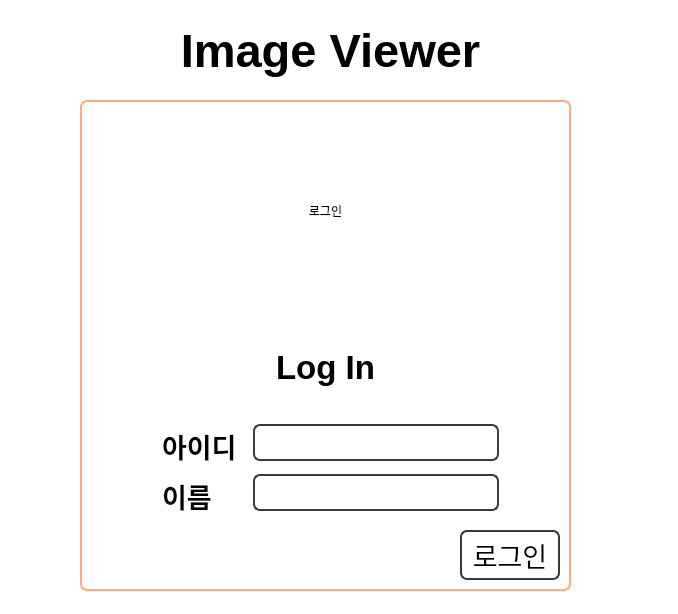
AndaCondaa/Dental_Imaging_SW_System, file Project/src/viewer/ImageViewerSW/loginform.ui: the form before one commit.
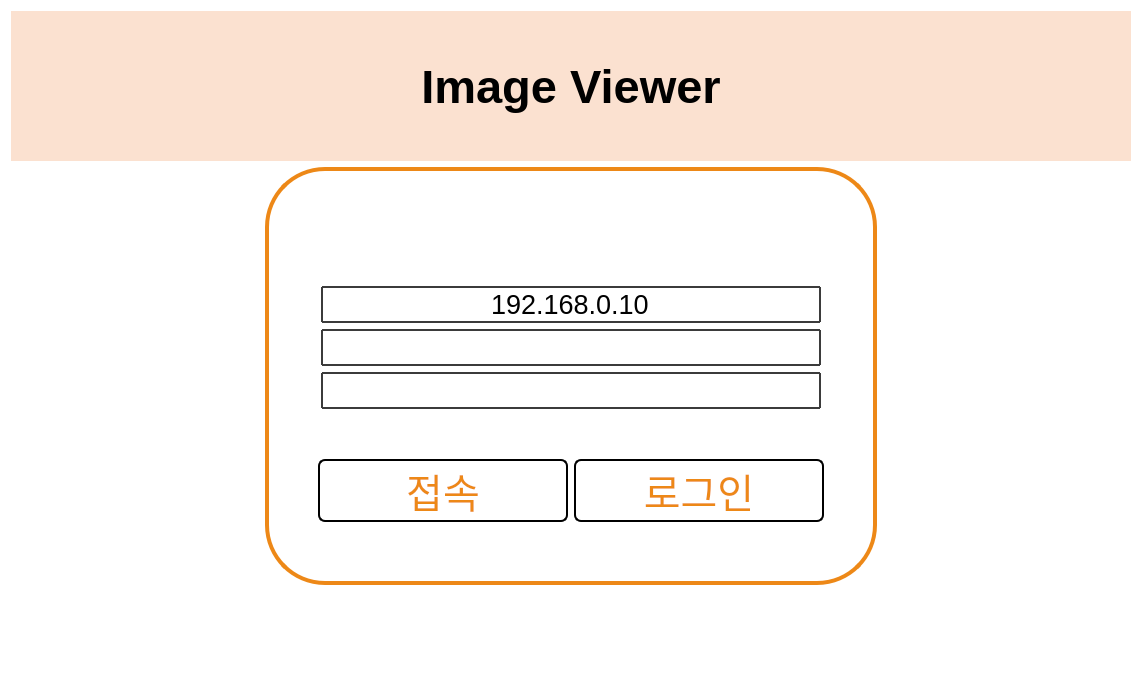
The form after the commit.

Diff of the .ui file:
```diff
--- a/Project/src/viewer/ImageViewerSW/loginform.ui
+++ b/Project/src/viewer/ImageViewerSW/loginform.ui
@@ -6,8 +6,8 @@
    <rect>
     <x>0</x>
     <y>0</y>
-    <width>678</width>
-    <height>614</height>
+    <width>1142</width>
+    <height>696</height>
    </rect>
   </property>
   <property name="windowTitle">
@@ -16,64 +16,33 @@
   <property name="styleSheet">
    <string notr="true">background-color: rgb(255, 255, 255);</string>
   </property>
-  <widget class="QLabel" name="label">
-   <property name="geometry">
-    <rect>
-     <x>90</x>
-     <y>20</y>
-     <width>481</width>
-     <height>61</height>
-    </rect>
-   </property>
-   <property name="maximumSize">
-    <size>
-     <width>16777215</width>
-     <height>100</height>
-    </size>
-   </property>
-   <property name="font">
-    <font>
-     <pointsize>35</pointsize>
-     <bold>true</bold>
-    </font>
-   </property>
-   <property name="text">
-    <string>Image Viewer</string>
-   </property>
-   <property name="alignment">
-    <set>Qt::AlignCenter</set>
-   </property>
-  </widget>
-  <widget class="QFrame" name="frame">
-   <property name="geometry">
-    <rect>
-     <x>80</x>
-     <y>100</y>
-     <width>491</width>
-     <height>491</height>
-    </rect>
-   </property>
-   <property name="styleSheet">
-    <string notr="true">border: 2px solid rgba(255, 170, 127, 255);
-border-radius:7px;</string>
-   </property>
-   <property name="frameShape">
-    <enum>QFrame::Box</enum>
-   </property>
-   <property name="frameShadow">
-    <enum>QFrame::Raised</enum>
-   </property>
-   <layout class="QGridLayout" name="gridLayout">
-    <item row="1" column="0">
-     <layout class="QHBoxLayout" name="horizontalLayout_3">
-      <item>
-       <spacer name="horizontalSpacer_4">
+  <layout class="QGridLayout" name="gridLayout_2">
+   <item row="1" column="0">
+    <spacer name="horizontalSpacer_2">
+     <property name="orientation">
+      <enum>Qt::Horizontal</enum>
+     </property>
+     <property name="sizeHint" stdset="0">
+      <size>
+       <width>40</width>
+       <height>20</height>
+      </size>
+     </property>
+    </spacer>
+   </item>
+   <item row="1" column="1">
+    <widget class="QWidget" name="widget" native="true">
+     <property name="styleSheet">
+      <string notr="true">border: 4px solid rgb(237, 136, 23);
+border-radius: 60px;
+</string>
+     </property>
+     <layout class="QGridLayout" name="gridLayout">
+      <item row="3" column="2">
+       <spacer name="horizontalSpacer_7">
         <property name="orientation">
          <enum>Qt::Horizontal</enum>
         </property>
-        <property name="sizeType">
-         <enum>QSizePolicy::Expanding</enum>
-        </property>
         <property name="sizeHint" stdset="0">
          <size>
           <width>40</width>
@@ -82,33 +51,44 @@
         </property>
        </spacer>
       </item>
-      <item>
-       <widget class="QLabel" name="label_4">
-        <property name="font">
-         <font>
-          <pointsize>25</pointsize>
-          <bold>true</bold>
-         </font>
-        </property>
+      <item row="1" column="0" colspan="3">
+       <widget class="QLabel" name="Icon">
         <property name="styleSheet">
-         <string notr="true">border: 2px solid rgba(255, 255, 255, 255);
-border-radius:7px;</string>
+         <string notr="true">border: 2px solid rgba(255, 255, 255, 0);
+border-radius:7px;
+background-color: rgba(255, 255, 255, 0);</string>
         </property>
         <property name="text">
-         <string>Log In</string>
+         <string/>
+        </property>
+        <property name="scaledContents">
+         <bool>false</bool>
         </property>
         <property name="alignment">
          <set>Qt::AlignCenter</set>
         </property>
        </widget>
       </item>
-      <item>
-       <spacer name="horizontalSpacer_5">
+      <item row="6" column="0" colspan="3">
+       <spacer name="verticalSpacer_3">
         <property name="orientation">
-         <enum>Qt::Horizontal</enum>
+         <enum>Qt::Vertical</enum>
         </property>
         <property name="sizeType">
-         <enum>QSizePolicy::Expanding</enum>
+         <enum>QSizePolicy::Fixed</enum>
+        </property>
+        <property name="sizeHint" stdset="0">
+         <size>
+          <width>20</width>
+          <height>50</height>
+         </size>
+        </property>
+       </spacer>
+      </item>
+      <item row="3" column="0">
+       <spacer name="horizontalSpacer_6">
+        <property name="orientation">
+         <enum>Qt::Horizontal</enum>
         </property>
         <property name="sizeHint" stdset="0">
          <size>
@@ -118,47 +98,69 @@
         </property>
        </spacer>
       </item>
-     </layout>
-    </item>
-    <item row="2" column="0">
-     <layout class="QHBoxLayout" name="horizontalLayout_2">
-      <item>
-       <spacer name="horizontalSpacer_2">
+      <item row="4" column="1">
+       <spacer name="verticalSpacer_2">
         <property name="orientation">
-         <enum>Qt::Horizontal</enum>
+         <enum>Qt::Vertical</enum>
+        </property>
+        <property name="sizeType">
+         <enum>QSizePolicy::Fixed</enum>
         </property>
         <property name="sizeHint" stdset="0">
          <size>
-          <width>40</width>
-          <height>5</height>
+          <width>20</width>
+          <height>40</height>
          </size>
         </property>
        </spacer>
       </item>
-      <item>
-       <layout class="QFormLayout" name="formLayout">
-        <item row="0" column="0">
-         <widget class="QLabel" name="label_2">
+      <item row="3" column="1">
+       <layout class="QVBoxLayout" name="verticalLayout_2">
+        <item>
+         <widget class="QLineEdit" name="IPNumber">
+          <property name="minimumSize">
+           <size>
+            <width>500</width>
+            <height>0</height>
+           </size>
+          </property>
+          <property name="maximumSize">
+           <size>
+            <width>16777215</width>
+            <height>50</height>
+           </size>
+          </property>
           <property name="font">
            <font>
             <pointsize>20</pointsize>
-            <bold>true</bold>
            </font>
           </property>
           <property name="styleSheet">
-           <string notr="true">border: 2px solid rgba(255, 255, 255, 255);
-border-radius:7px;</string>
+           <string notr="true">border: 2px solid rgb(59, 59, 59);
+border-radius:1px;</string>
           </property>
           <property name="text">
-           <string>아이디</string>
+           <string>192.168.0.10</string>
           </property>
-          <property name="buddy">
-           <cstring>DoctorID</cstring>
+          <property name="alignment">
+           <set>Qt::AlignCenter</set>
           </property>
          </widget>
         </item>
-        <item row="0" column="1">
+        <item>
          <widget class="QLineEdit" name="DoctorID">
+          <property name="minimumSize">
+           <size>
+            <width>500</width>
+            <height>0</height>
+           </size>
+          </property>
+          <property name="maximumSize">
+           <size>
+            <width>16777215</width>
+            <height>50</height>
+           </size>
+          </property>
           <property name="font">
            <font>
             <pointsize>20</pointsize>
@@ -166,32 +168,24 @@
           </property>
           <property name="styleSheet">
            <string notr="true">border: 2px solid rgb(59, 59, 59);
-border-radius:7px;</string>
+border-radius:1px;</string>
           </property>
          </widget>
         </item>
-        <item row="1" column="0">
-         <widget class="QLabel" name="label_3">
-          <property name="font">
-           <font>
-            <pointsize>20</pointsize>
-            <bold>true</bold>
-           </font>
-          </property>
-          <property name="styleSheet">
-           <string notr="true">border: 2px solid rgba(255, 255, 255, 255);
-border-radius:7px;</string>
-          </property>
-          <property name="text">
-           <string>이름</string>
-          </property>
-          <property name="buddy">
-           <cstring>DoctorName</cstring>
-          </property>
-         </widget>
-        </item>
-        <item row="1" column="1">
+        <item>
          <widget class="QLineEdit" name="DoctorName">
+          <property name="minimumSize">
+           <size>
+            <width>500</width>
+            <height>0</height>
+           </size>
+          </property>
+          <property name="maximumSize">
+           <size>
+            <width>16777215</width>
+            <height>50</height>
+           </size>
+          </property>
           <property name="font">
            <font>
             <pointsize>20</pointsize>
@@ -199,107 +193,184 @@
           </property>
           <property name="styleSheet">
            <string notr="true">border: 2px solid rgb(59, 59, 59);
-border-radius:7px;</string>
+border-radius:1px;</string>
           </property>
          </widget>
         </item>
        </layout>
       </item>
-      <item>
-       <spacer name="horizontalSpacer_3">
-        <property name="orientation">
-         <enum>Qt::Horizontal</enum>
+      <item row="5" column="0" colspan="3">
+       <layout class="QHBoxLayout" name="horizontalLayout_2">
+        <property name="leftMargin">
+         <number>4</number>
         </property>
-        <property name="sizeHint" stdset="0">
-         <size>
-          <width>40</width>
-          <height>5</height>
-         </size>
+        <property name="topMargin">
+         <number>4</number>
         </property>
-       </spacer>
-      </item>
-     </layout>
-    </item>
-    <item row="3" column="0">
-     <layout class="QHBoxLayout" name="horizontalLayout">
-      <item>
-       <spacer name="horizontalSpacer">
-        <property name="orientation">
-         <enum>Qt::Horizontal</enum>
+        <property name="rightMargin">
+         <number>4</number>
         </property>
-        <property name="sizeType">
-         <enum>QSizePolicy::Expanding</enum>
+        <property name="bottomMargin">
+         <number>4</number>
         </property>
-        <property name="sizeHint" stdset="0">
-         <size>
-          <width>20</width>
-          <height>5</height>
-         </size>
-        </property>
-       </spacer>
+        <item>
+         <spacer name="horizontalSpacer">
+          <property name="orientation">
+           <enum>Qt::Horizontal</enum>
+          </property>
+          <property name="sizeHint" stdset="0">
+           <size>
+            <width>40</width>
+            <height>20</height>
+           </size>
+          </property>
+         </spacer>
+        </item>
+        <item>
+         <widget class="QPushButton" name="connectToServer">
+          <property name="minimumSize">
+           <size>
+            <width>250</width>
+            <height>60</height>
+           </size>
+          </property>
+          <property name="font">
+           <font>
+            <pointsize>30</pointsize>
+           </font>
+          </property>
+          <property name="styleSheet">
+           <string notr="true">border: 2px solid;
+border-radius:7px;
+
+color: rgb(237, 136, 23);</string>
+          </property>
+          <property name="text">
+           <string>접속</string>
+          </property>
+          <property name="iconSize">
+           <size>
+            <width>14</width>
+            <height>14</height>
+           </size>
+          </property>
+          <property name="shortcut">
+           <string>Return</string>
+          </property>
+         </widget>
+        </item>
+        <item>
+         <widget class="QPushButton" name="LogIn">
+          <property name="enabled">
+           <bool>false</bool>
+          </property>
+          <property name="minimumSize">
+           <size>
+            <width>250</width>
+            <height>60</height>
+           </size>
+          </property>
+          <property name="font">
+           <font>
+            <pointsize>30</pointsize>
+           </font>
+          </property>
+          <property name="styleSheet">
+           <string notr="true">border: 2px solid;
+border-radius:7px;
+
+color: rgb(237, 136, 23);</string>
+          </property>
+          <property name="text">
+           <string>로그인</string>
+          </property>
+          <property name="iconSize">
+           <size>
+            <width>14</width>
+            <height>14</height>
+           </size>
+          </property>
+          <property name="shortcut">
+           <string>Return</string>
+          </property>
+         </widget>
+        </item>
+        <item>
+         <spacer name="horizontalSpacer_8">
+          <property name="orientation">
+           <enum>Qt::Horizontal</enum>
+          </property>
+          <property name="sizeHint" stdset="0">
+           <size>
+            <width>40</width>
+            <height>20</height>
+           </size>
+          </property>
+         </spacer>
+        </item>
+       </layout>
       </item>
-      <item>
-       <widget class="QPushButton" name="LogIn">
-        <property name="minimumSize">
-         <size>
-          <width>100</width>
-          <height>50</height>
-         </size>
-        </property>
-        <property name="font">
-         <font>
-          <pointsize>20</pointsize>
-          <bold>false</bold>
-         </font>
-        </property>
-        <property name="styleSheet">
-         <string notr="true">border: 2px solid rgb(59, 59, 59);
-border-radius:7px;</string>
-        </property>
-        <property name="text">
-         <string>로그인</string>
-        </property>
-        <property name="iconSize">
-         <size>
-          <width>14</width>
-          <height>14</height>
-         </size>
-        </property>
-        <property name="shortcut">
-         <string>Return</string>
-        </property>
-       </widget>
-      </item>
      </layout>
-    </item>
-    <item row="0" column="0">
-     <widget class="QLabel" name="Icon">
-      <property name="minimumSize">
-       <size>
-        <width>200</width>
-        <height>200</height>
-       </size>
-      </property>
-      <property name="maximumSize">
-       <size>
-        <width>16777215</width>
-        <height>16777215</height>
-       </size>
-      </property>
-      <property name="styleSheet">
-       <string notr="true">border: 2px solid rgba(255, 255, 255, 255);
-border-radius:7px;</string>
-      </property>
-      <property name="text">
-       <string>로그인</string>
-      </property>
-      <property name="alignment">
-       <set>Qt::AlignCenter</set>
-      </property>
-     </widget>
-    </item>
-   </layout>
-  </widget>
+    </widget>
+   </item>
+   <item row="1" column="2">
+    <spacer name="horizontalSpacer_3">
+     <property name="orientation">
+      <enum>Qt::Horizontal</enum>
+     </property>
+     <property name="sizeType">
+      <enum>QSizePolicy::Expanding</enum>
+     </property>
+     <property name="sizeHint" stdset="0">
+      <size>
+       <width>40</width>
+       <height>20</height>
+      </size>
+     </property>
+    </spacer>
+   </item>
+   <item row="2" column="1">
+    <spacer name="verticalSpacer">
+     <property name="orientation">
+      <enum>Qt::Vertical</enum>
+     </property>
+     <property name="sizeType">
+      <enum>QSizePolicy::Fixed</enum>
+     </property>
+     <property name="sizeHint" stdset="0">
+      <size>
+       <width>20</width>
+       <height>100</height>
+      </size>
+     </property>
+    </spacer>
+   </item>
+   <item row="0" column="0" colspan="3">
+    <widget class="QLabel" name="label">
+     <property name="maximumSize">
+      <size>
+       <width>16777215</width>
+       <height>150</height>
+      </size>
+     </property>
+     <property name="font">
+      <font>
+       <pointsize>35</pointsize>
+       <bold>true</bold>
+      </font>
+     </property>
+     <property name="styleSheet">
+      <string notr="true">background-color: rgb(251, 225, 208);</string>
+     </property>
+     <property name="text">
+      <string>Image Viewer</string>
+     </property>
+     <property name="alignment">
+      <set>Qt::AlignCenter</set>
+     </property>
+    </widget>
+   </item>
+  </layout>
  </widget>
  <resources/>
  <connections/>
```
Left out of the diff: 3 changed lines with no effect on the pictures.
